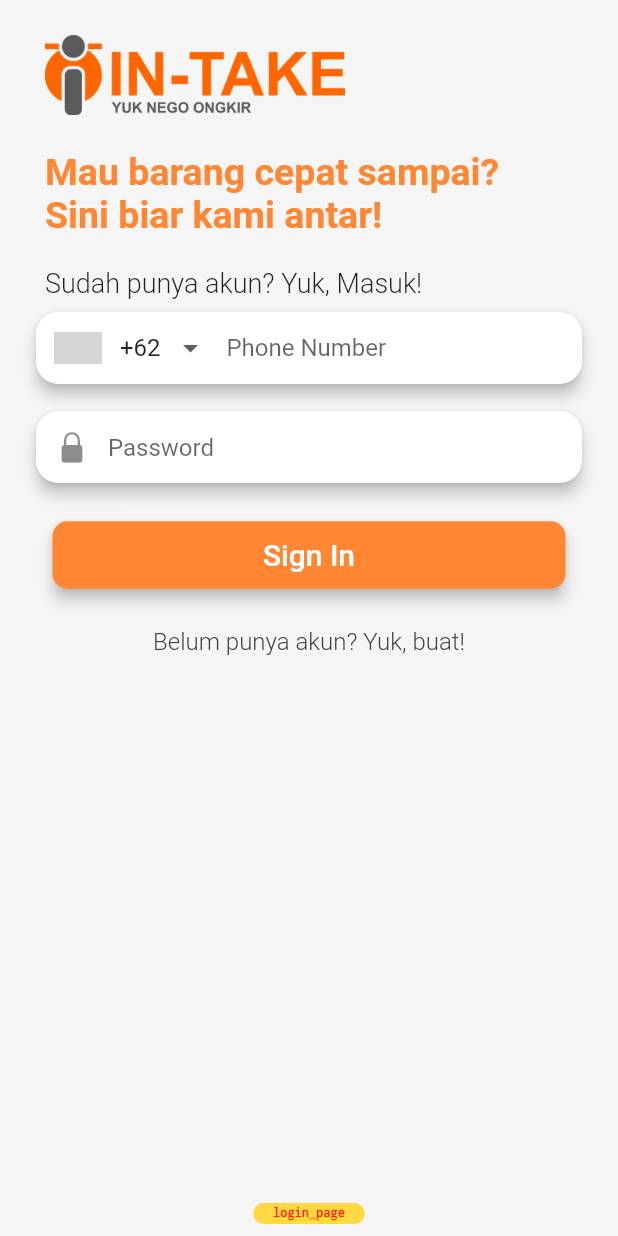
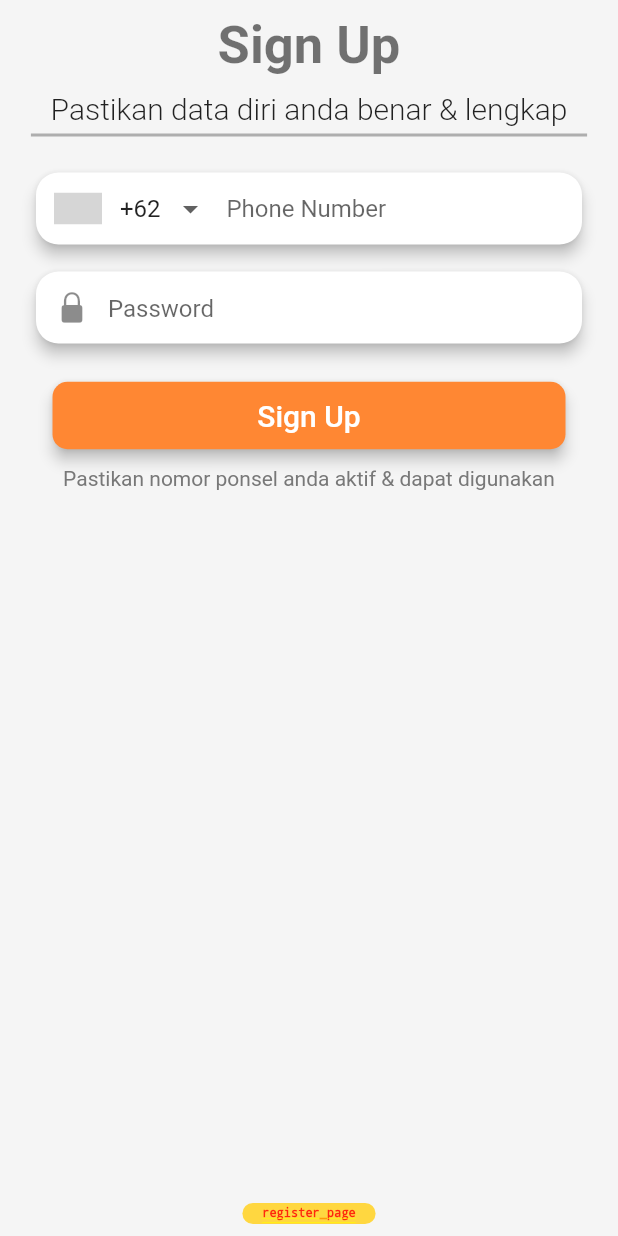
Before and after one commit to mrizkynurfajrie/antaranter-customer, a Flutter app: the screen it shows after launch, after a tap on "Belum punya akun? Yuk, buat!", on a phone screen of 412 x 824 dp. Run offline on Flutter 3.47's test engine with Material 2 defaults, Android fonts, the phone set to English and light mode, and no system bars; drawn by our look-alikes of intl_phone_number_input; our stand-ins replace flutter_screenutil, fluttertoast, get, get_storage; network calls fail; Roboto replaces fonts that are missing (DMSans); grey boxes are pictures that could not be loaded.

Commit message:
regitser has been added

```diff
--- a/lib/features/login/binding_login.dart
+++ b/lib/features/login/binding_login.dart
@@ -1,7 +1,5 @@
-
 import 'package:get/get.dart';
 import 'package:intake_customer/features/login/controller_login.dart';
-
 import 'api_login.dart';
 
 class BindingLogin implements Bindings {
--- a/lib/features/login/controller_login.dart
+++ b/lib/features/login/controller_login.dart
@@ -64,4 +64,8 @@ class ControllerLogin extends GetxController {
       Get.offNamed(Routes.main);
     }
   }
+
+  regisRoute(){
+    Get.toNamed(Routes.register);
+  }
 }
--- a/lib/features/login/page_login.dart
+++ b/lib/features/login/page_login.dart
@@ -15,11 +15,7 @@ class PageLogin extends GetView<ControllerLogin> {
       body: SafeArea(
         child: Stack(
           children: <Widget>[
-            Container(
-                height: MediaQuery.of(context).size.height,
-                width: MediaQuery.of(context).size.width,
-                color: Color(0xfff5f5f5)
-            ),
+            uiComponent().baseBackgroundColor(context),
             Column(
               crossAxisAlignment: CrossAxisAlignment.start,
               children: <Widget>[
@@ -92,7 +88,7 @@ class PageLogin extends GetView<ControllerLogin> {
                   child: Align(
                     alignment: Alignment.center,
                     child: TextButton(
-                      onPressed: (){},
+                      onPressed: ()=> controller.regisRoute(),
                       child: Text(
                         "Belum punya akun? Yuk, buat!",
                         style: TextStyle(
--- /dev/null
+++ b/lib/features/register/api_register.dart
@@ -0,0 +1,20 @@
+import 'dart:developer';
+
+import 'package:intake_customer/framework/api1.dart';
+
+class ApiRegister{
+
+  Future<dynamic> registerApiRunning ({required var phone, required String password}) async {
+
+    final regisBody = {
+      "phone" : phone,
+      "password" : password
+    };
+
+    var apiRegisterResponse = await Api1().apiJSONPost('register-user', regisBody);
+    log('cek data : ' + apiRegisterResponse);
+
+    return apiRegisterResponse;
+  }
+
+}
--- /dev/null
+++ b/lib/features/register/binding_register.dart
@@ -0,0 +1,13 @@
+import 'package:get/get.dart';
+import 'package:intake_customer/features/register/controller_register.dart';
+import 'api_register.dart';
+
+class BindingRegister implements Bindings{
+  @override
+  void dependencies() {
+    Get.lazyPut<ControllerRegister>(() {
+      return ControllerRegister(api: ApiRegister());
+    });
+  }
+
+}
--- /dev/null
+++ b/lib/features/register/controller_register.dart
@@ -0,0 +1,46 @@
+import 'package:flutter/cupertino.dart';
+import 'package:flutter/material.dart';
+import 'package:fluttertoast/fluttertoast.dart';
+import 'package:get/get.dart';
+import 'package:intake_customer/features/register/api_register.dart';
+import 'package:intl_phone_number_input/intl_phone_number_input.dart';
+
+class ControllerRegister extends GetxController{
+  final ApiRegister api;
+  ControllerRegister({required this.api});
+
+  String kodeNegara = 'ID';
+  PhoneNumber numberID = PhoneNumber(isoCode: 'ID');
+
+  var edtPhoneNum = TextEditingController();
+  var edtPswd = TextEditingController();
+
+  var loading = false;
+
+  @override
+  void onClose() {
+    super.onClose();
+    edtPhoneNum.dispose();
+    edtPswd.dispose();
+  }
+
+  register()async{
+    try{
+      loading = true;
+      var regisResult = await api.registerApiRunning(phone: edtPhoneNum.text, password: edtPswd.text);
+      if(regisResult != null){
+        Fluttertoast.showToast(
+          msg: 'Register is success',
+          toastLength: Toast.LENGTH_SHORT,
+          gravity: ToastGravity.CENTER,
+          timeInSecForIosWeb: 1,
+          backgroundColor: Colors.black,
+          fontSize: 16
+        );
+      }
+
+    }catch(e){
+      loading = false;
+    }
+  }
+}
--- /dev/null
+++ b/lib/features/register/page_register.dart
@@ -0,0 +1,101 @@
+import 'package:flutter/cupertino.dart';
+import 'package:get/get.dart';
+import 'package:intake_customer/features/register/controller_register.dart';
+import 'package:flutter/material.dart';
+import 'package:intake_customer/shared/constans/colors.dart';
+import 'package:intake_customer/shared/widgets/uiComponenr.dart';
+import 'package:intl_phone_number_input/intl_phone_number_input.dart';
+
+class PageRegister extends GetView<ControllerRegister>{
+  const PageRegister({Key? key}) : super(key: key);
+
+  @override
+  Widget build(BuildContext context) =>
+      Scaffold(
+        body: SafeArea(
+          child: SingleChildScrollView(
+            child: Stack(
+              children: <Widget>[
+                uiComponent().baseBackgroundColor(context),
+                Column(
+                  children: <Widget>[
+                    Container(
+                      margin: EdgeInsets.only(top: 10),
+                      alignment: Alignment.topCenter,
+                      child: const Text(
+                        'Sign Up',
+                        textAlign: TextAlign.center,
+                        style: TextStyle(
+                            fontSize: 35,
+                            fontWeight: FontWeight.w700,
+                            color: Colors.black54),
+                      ),
+                    ),
+                    Container(
+                      margin: EdgeInsets.only(top: 10),
+                      alignment: Alignment.topCenter,
+                      child: const Text(
+                        'Pastikan data diri anda benar & lengkap',
+                        textAlign: TextAlign.center,
+                        style: TextStyle(
+                            fontSize: 20,
+                            fontWeight: FontWeight.w300,
+                            color: Colors.black87),
+                      ),
+                    ),
+                    uiComponent().baseLineDarkColor(context),
+                    Container(
+                      margin: EdgeInsets.only(top: 20, left: 20, right: 20),
+                      child: Card(
+                        elevation: 4,
+                        shape: RoundedRectangleBorder(
+                            borderRadius: BorderRadius.circular(15)
+                        ),
+                        child: InternationalPhoneNumberInput(
+                          onInputChanged: (PhoneNumber value) {},
+                          textFieldController: controller.edtPhoneNum,
+                          initialValue: controller.numberID,
+                          hintText: 'Phone Number',
+                          inputBorder: InputBorder.none,
+                        ),
+                      ),
+                    ),
+                    Container(
+                      margin: EdgeInsets.only(top: 10, left: 20, right: 20),
+                      child: Card(
+                        elevation: 4,
+                        shape: RoundedRectangleBorder(
+                            borderRadius: BorderRadius.circular(15)),
+                        child: uiComponent().edtField(controller.edtPswd,
+                            prefIcon: Icon(CupertinoIcons.lock_fill)),
+                      ),
+                    ),
+                    Container(
+                      margin: EdgeInsets.only(top: 20, left: 35, right: 35),
+                      child: uiComponent().buttonStyle_one(
+                          'Sign Up',
+                          context,
+                          AppColor.primaryColor.shade400,
+                          () => controller.register()
+                      ),
+                    ),
+                    Container(
+                      margin: EdgeInsets.only(top: 10),
+                        child: Text(
+                          'Pastikan nomor ponsel anda aktif & dapat digunakan',
+                          textAlign: TextAlign.center,
+                          style: TextStyle(
+                            color: AppColor.bodyColor.shade600,
+                            fontSize: 14
+                          ),
+                        )
+                    )
+                  ],
+                )
+              ],
+            ),
+          ),
+        ),
+      );
+
+}
--- a/lib/routes/app_pages.dart
+++ b/lib/routes/app_pages.dart
@@ -5,6 +5,8 @@ import 'package:intake_customer/features/login/page_login.dart';
 import 'package:intake_customer/features/main/binding_main.dart';
 import 'package:intake_customer/features/main/page_main.dart';
 import 'package:intake_customer/features/profile/page_profile.dart';
+import 'package:intake_customer/features/register/page_register.dart';
+import 'package:intake_customer/features/register/binding_register.dart';
 
 import 'app_routes.dart';
 
@@ -14,6 +16,11 @@ class AppPages {
     GetPage(
       name: Routes.INITIAL,
       page: () => const PageLogin(),
+    ),
+    GetPage(
+        name: Routes.register,
+        page: () => const PageRegister(),
+        binding: BindingRegister()
     ),
     GetPage(
       name: Routes.home,
--- a/lib/routes/app_routes.dart
+++ b/lib/routes/app_routes.dart
@@ -4,4 +4,5 @@ abstract class Routes {
   static const profile = '/profile_page';
   static const create_order = '/create_order_page';
   static const main = '/main_page';
+  static const register = '/register_page';
 }
--- a/lib/shared/widgets/uiComponenr.dart
+++ b/lib/shared/widgets/uiComponenr.dart
@@ -1,6 +1,24 @@
 import 'package:flutter/material.dart';
+import 'package:intake_customer/shared/constans/colors.dart';
 
 class uiComponent{
+
+  baseBackgroundColor(BuildContext context){
+    return Container(
+        height: MediaQuery.of(context).size.height,
+        width: MediaQuery.of(context).size.width,
+        color: Color(0xfff5f5f5)
+    );
+  }
+
+  baseLineDarkColor(BuildContext context){
+    return Container(
+      margin: EdgeInsets.only(top: 5),
+      height: 2,
+      width: MediaQuery.of(context).size.width * 0.9,
+      color: AppColor.bodyColor.shade400,
+    );
+}
 
   edtField(var edtController, {Icon? prefIcon}){
     return TextField(
@@ -27,4 +45,16 @@ class uiComponent{
         child: Text(buttonName));
   }
 
+  boxWhite(BuildContext context, Widget item){
+    return Container(
+      margin: EdgeInsets.only(top: 10),
+      height: MediaQuery.of(context).size.height * 0.15,
+      width: MediaQuery.of(context).size.width * 0.85,
+      decoration: BoxDecoration(
+          color: Colors.white,
+          borderRadius: BorderRadius.all(Radius.circular(10))
+      ),
+      child: item,
+    );
+  }
 }
--- a/pubspec.yaml
+++ b/pubspec.yaml
@@ -35,6 +35,7 @@ dependencies:
   http: 0.13.4
   get_storage: 2.0.3
   intl_phone_number_input: ^0.7.0+2
+  fluttertoast : ^8.0.8
 
 dev_dependencies:
   flutter_test:
```
Also changed, not shown: pubspec.lock.
